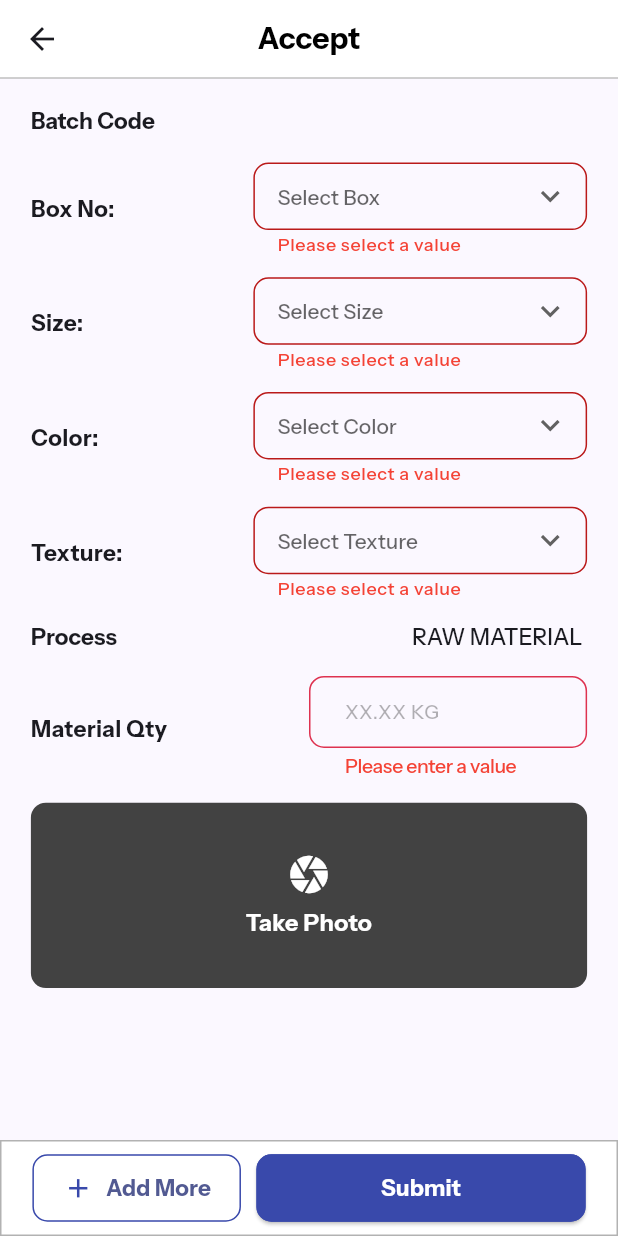
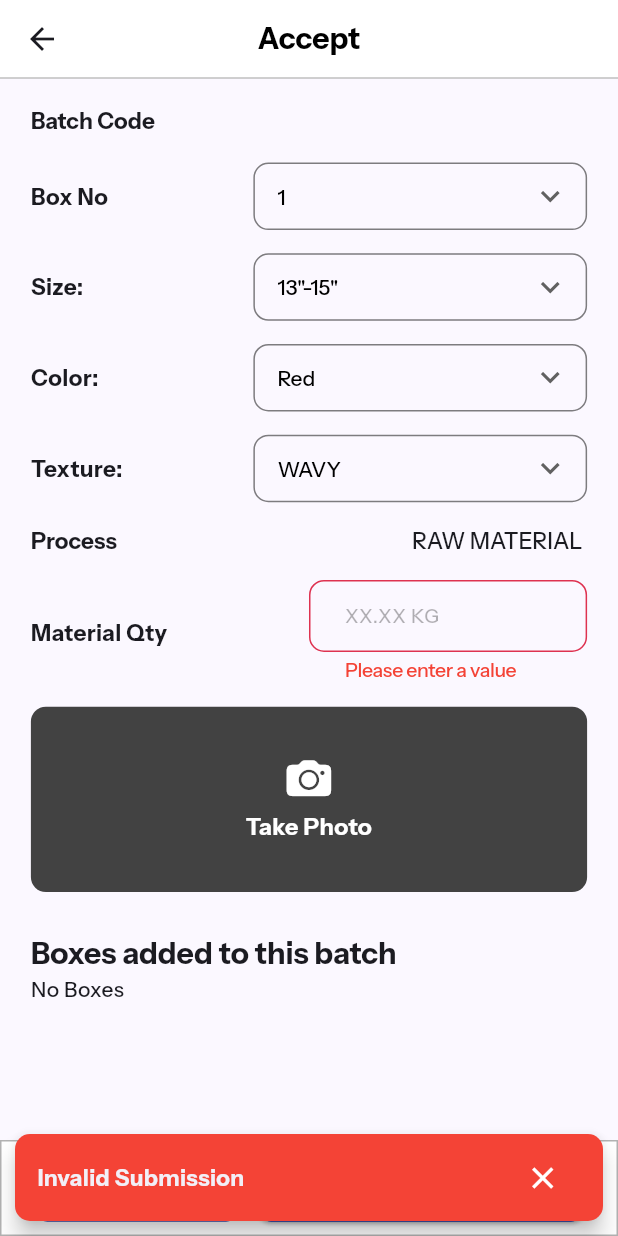
Before and after one commit to ananthuvs2000/dthexports, a Flutter app: the AcceptPage screen opened directly with empty values, after a tap on "Add More", on a phone screen of 412 x 824 dp. Run offline on Flutter 3.47's test engine with Material 2 defaults, Android fonts, the phone set to English and light mode, and no system bars; our stand-ins replace flutter_screenutil, get, image_picker; project files that could hold a hidden picture were left out.

Commit message:
changed image taking to provider

```diff
--- a/lib/_common_widgets/drop_down_menu_field.dart
+++ b/lib/_common_widgets/drop_down_menu_field.dart
@@ -3,7 +3,7 @@ import 'package:dth/theme/colors.dart';
 import 'package:dth/theme/layout.dart';
 import 'package:flutter/material.dart';
 
-class DropdownMenuField extends StatefulWidget {
+class DropdownMenuField extends StatelessWidget {
   const DropdownMenuField({
     required this.fieldLabel,
     required this.dropDownLabel,
@@ -21,11 +21,6 @@ class DropdownMenuField extends StatefulWidget {
   final String? Function(dynamic value) validator;
 
   @override
-  State<DropdownMenuField> createState() => _DropdownMenuFieldState();
-}
-
-class _DropdownMenuFieldState extends State<DropdownMenuField> {
-  @override
   Widget build(BuildContext context) {
     return Flex(
       direction: Axis.horizontal,
@@ -35,7 +30,7 @@ class _DropdownMenuFieldState extends State<DropdownMenuField> {
         Flexible(
           flex: 2,
           child: Text(
-            widget.fieldLabel,
+            fieldLabel,
             style: const TextStyle(
               fontWeight: FontWeight.bold,
               fontSize: 15,
@@ -109,16 +104,16 @@ class _DropdownMenuFieldState extends State<DropdownMenuField> {
               labelStyle: const TextStyle(fontSize: 12),
             ),
             hint: Text(
-              widget.dropDownLabel,
+              dropDownLabel,
               style: const TextStyle(
                 fontSize: 14,
               ),
             ),
             iconSize: 25,
-            items: widget.dropdownEntries,
-            validator: (value) => widget.validator(value),
-            onChanged: (value) => widget.onSelected(value),
-            value: widget.defaultValue,
+            items: dropdownEntries,
+            validator: (value) => validator(value),
+            onChanged: (value) => onSelected(value),
+            value: defaultValue,
           ),
         ),
       ],
--- /dev/null
+++ b/lib/_providers/dropdown_providers/accept_page_form_provider.dart
@@ -0,0 +1,33 @@
+import 'package:flutter/material.dart';
+
+class AcceptPageDropDownProvider with ChangeNotifier {
+  // Initial Values
+  String _size = '';
+  String _color = '';
+  String _texture = '';
+
+  void updateSize(String value) {
+    _size = value;
+    notifyListeners();
+  }
+
+  void updateColor(String value) {
+    _color = value;
+    notifyListeners();
+  }
+
+  void updateTexture(String value) {
+    _color = value;
+    notifyListeners();
+  }
+
+  void clearDropdowns() {
+    _size = '';
+    _color = '';
+    _texture = '';
+  }
+
+  String get size => _size;
+  String get color => _color;
+  String get texture => _texture;
+}
--- a/lib/main.dart
+++ b/lib/main.dart
@@ -1,5 +1,7 @@
 // import 'package:dth/_providers/datetime_provider.dart';
+import 'package:dth/_providers/dropdown_providers/accept_page_form_provider.dart';
 import 'package:dth/_providers/employee_provider.dart';
+import 'package:dth/_providers/image_provider.dart';
 import 'package:dth/_providers/itemcheck_provider.dart';
 import 'package:dth/_providers/team_provider.dart';
 import 'package:dth/_providers/vendor_provider.dart';
@@ -36,7 +38,11 @@ class MyApp extends StatelessWidget {
         ChangeNotifierProvider(create: (context) => TeamProvider()),
         ChangeNotifierProvider(create: (context) => EmployeeProvider()),
         ChangeNotifierProvider(create: (context) => ItemCheckProvider()),
+        ChangeNotifierProvider(create: (context) => CameraProvider()),
         // ChangeNotifierProvider(create: (context) => DateTimeProvider()),
+
+        //^ DropDownProviders
+        ChangeNotifierProvider(create: (context) => AcceptPageDropDownProvider()),
       ],
       builder: (context, child) => ScreenUtilInit(
         ensureScreenSize: true,
--- a/lib/screens/standard/incoming/accept_page.dart
+++ b/lib/screens/standard/incoming/accept_page.dart
@@ -1,6 +1,9 @@
 import 'package:dth/_common_widgets/bottom_actions_area.dart';
 import 'package:dth/_common_widgets/image_preview_container.dart';
+import 'package:dth/_providers/dropdown_providers/accept_page_form_provider.dart';
+import 'package:dth/_providers/image_provider.dart';
 import 'package:dth/_services/item_accept_temp.dart';
+import 'package:dth/_utilites/scaffold_snackbars.dart';
 import 'package:dth/theme/layout.dart';
 import 'package:dth/_common_widgets/appbar_underline.dart';
 // import 'package:dth/widgets/date_time_display.dart';
@@ -11,8 +14,10 @@ import 'package:dth/_common_widgets/open_camera_button.dart';
 import 'package:dth/_common_widgets/primary_elevated_button.dart';
 import 'package:dth/_common_widgets/secondary_elevated_button.dart';
 import 'package:dth/_common_widgets/spacer.dart';
+import 'package:dth/theme/text_sizing.dart';
+import 'package:flutter/cupertino.dart';
 import 'package:flutter/material.dart';
-import 'package:image_picker/image_picker.dart';
+import 'package:provider/provider.dart';
 
 class AcceptPage extends StatefulWidget {
   const AcceptPage({
@@ -26,22 +31,29 @@ class AcceptPage extends StatefulWidget {
 }
 
 class _AcceptPageState extends State<AcceptPage> {
-  final TextEditingController _quantityController = TextEditingController();
+  late CameraProvider _imageProvider;
+  late AcceptPageDropDownProvider _dropDownProvider;
+  @override
+  void initState() {
+    // TODO: implement initState
+    super.initState();
+    _imageProvider = Provider.of<CameraProvider>(context, listen: false);
+    _dropDownProvider = Provider.of<AcceptPageDropDownProvider>(context, listen: false);
+  }
 
-  final _acceptFormKey = GlobalKey<FormState>();
-
-  //! Initializing Image Picker
-  XFile? _image;
-  late final ImagePicker _picker = ImagePicker();
-
-  //! Picking Image from camera
-  Future getImage() async {
-    final XFile? image = await _picker.pickImage(source: ImageSource.camera);
-
-    setState(() {
-      _image = image;
+  @override
+  void dispose() {
+    // TODO: implement dispose
+    super.dispose();
+    Future.delayed(Duration.zero, () {
+      _imageProvider.clearImage();
+      _dropDownProvider.clearDropdowns();
     });
   }
+
+// Controllers and form key
+  final TextEditingController _quantityController = TextEditingController();
+  final _acceptFormKey = GlobalKey<FormState>();
 
   @override
   Widget build(BuildContext context) {
@@ -78,7 +90,8 @@ class _AcceptPageState extends State<AcceptPage> {
                           return null;
                         }
                       },
-                      fieldLabel: 'Box No:',
+                      defaultValue: '1',
+                      fieldLabel: 'Box No',
                       dropDownLabel: 'Select Box ',
                       dropdownEntries: numsOneTo99
                           .map((num) => DropdownMenuItem(
@@ -101,9 +114,11 @@ class _AcceptPageState extends State<AcceptPage> {
                       },
                       fieldLabel: 'Size:',
                       dropDownLabel: 'Select Size',
+                      defaultValue: '1',
                       dropdownEntries: const [
-                        DropdownMenuItem(value: '13-15', child: Text('13"-15"')),
-                        DropdownMenuItem(value: '15-19"', child: Text('15"-19"')),
+                        DropdownMenuItem(value: '1', child: Text('13"-15"')),
+                        DropdownMenuItem(value: '2', child: Text('15"-19"')),
+                        DropdownMenuItem(value: '3', child: Text('19"-23"')),
                       ],
                       onSelected: (selectedVal) {
                         print(selectedVal.toString());
@@ -120,9 +135,10 @@ class _AcceptPageState extends State<AcceptPage> {
                       },
                       fieldLabel: 'Color:',
                       dropDownLabel: 'Select Color',
+                      defaultValue: '1',
                       dropdownEntries: const [
-                        DropdownMenuItem(value: 'RED', child: Text('Red')),
-                        DropdownMenuItem(value: 'BLACK', child: Text('Black')),
+                        DropdownMenuItem(value: '1', child: Text('Red')),
+                        DropdownMenuItem(value: '2', child: Text('Black')),
                       ],
                       onSelected: (selectedVal) {
                         print(selectedVal.toString());
@@ -139,9 +155,10 @@ class _AcceptPageState extends State<AcceptPage> {
                       },
                       fieldLabel: 'Texture:',
                       dropDownLabel: 'Select Texture',
+                      defaultValue: '1',
                       dropdownEntries: const [
-                        DropdownMenuItem(value: 'WAVY', child: Text('WAVY')),
-                        DropdownMenuItem(value: 'SUPER STRAIGHT', child: Text('SUPER STRAIGHT')),
+                        DropdownMenuItem(value: '1', child: Text('WAVY')),
+                        DropdownMenuItem(value: '2', child: Text('SUPER STRAIGHT')),
                       ],
                       onSelected: (value) {
                         print(value.toString());
@@ -161,16 +178,44 @@ class _AcceptPageState extends State<AcceptPage> {
                         }
                       },
                     ),
-                    (_image != null) ? ImagePreviewBox(image: _image) : hSpace(15),
+                    hSpace(15),
                     //! ^ IMAGE PREVIEW AREA
-                    OpenImageButton(
-                      icon: Icons.camera,
-                      label: 'Take Photo',
-                      onTap: () {
-                        getImage();
+                    Consumer<CameraProvider>(
+                      builder: (context, state, _) {
+                        if (_imageProvider.image == null) {
+                          return const SizedBox();
+                        } else {
+                          return ImagePreviewBox(image: _imageProvider.image);
+                        }
                       },
                     ),
-                    hSpace(30),
+                    OpenImageButton(
+                      icon: CupertinoIcons.camera_fill,
+                      label: (Provider.of<CameraProvider>(context).image == null)
+                          ? 'Take Photo'
+                          : 'Take Again',
+                      onTap: () async {
+                        await _imageProvider.getImage();
+                      },
+                    ),
+                    hSpace(25),
+
+                    //? Consumer for boxes in accepted batch here
+                    Text(
+                      'Boxes added to this batch',
+                      style: TextStyles.mainHeadingStyle,
+                    ),
+                    //! Builder for added boxes of this batch
+                    ListView.builder(
+                      itemCount: 1,
+                      shrinkWrap: true,
+                      itemBuilder: (context, index) {
+                        if (false) {
+                        } else {
+                          return const Text('No Boxes');
+                        }
+                      },
+                    ),
                   ],
                 ),
               ),
@@ -181,19 +226,27 @@ class _AcceptPageState extends State<AcceptPage> {
                     icon: Icons.add,
                     onPressed: () async {
                       if (_acceptFormKey.currentState!.validate()) {
-                        print('Form valid');
-                        if (_image != null) {
+                        if (_imageProvider.image != null) {
                           //Showing success message
                           // Get.snackbar('Added Succesfully', 'message');
 
-                          await ItemAcceptTempData().postTempData();
+                          await ItemAcceptTempService().postTempData(
+                            batchCode: widget.batchCode,
+                            boxRef: "2",
+                            colorRef: "2",
+                            sizeRef: "2",
+                            materialQty: _quantityController.text,
+                            imagePath: _imageProvider.image!.path,
+                          );
                           // Clearing all fields and dropdowns
-                          setState(() => _image = null);
                           _quantityController.clear();
                           _acceptFormKey.currentState!.reset();
+                          _imageProvider.clearImage();
                         }
                       } else {
-                        print('Form invalid');
+                        ScaffoldMessenger.of(context).showSnackBar(
+                          errorSnackbar('Invalid Submission'),
+                        );
                       }
                     },
                     label: 'Add More',
--- a/lib/theme/text_sizing.dart
+++ b/lib/theme/text_sizing.dart
@@ -18,7 +18,7 @@ class TextStyles {
   static TextStyle mainHeadingStyle = const TextStyle(
     fontSize: 20,
     fontWeight: FontWeight.bold,
-    letterSpacing: -1,
+    letterSpacing: 0,
   );
 
   // Labels and plain text
```
Also changed, not shown: lib/_providers/image_provider.dart (added, +29 -0 lines), lib/_services/item_accept_temp.dart (+39 -17 lines), lib/screens/standard/production/production_day_start.dart (+28 -19 lines).
